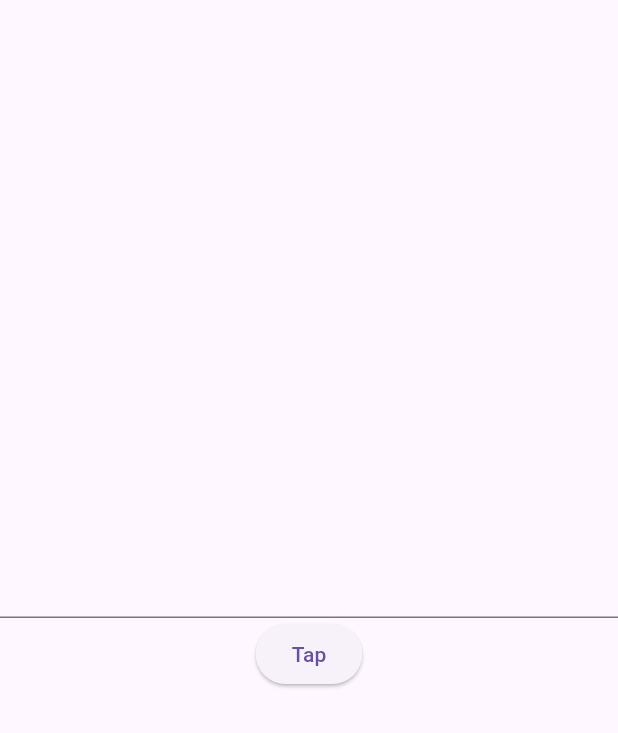
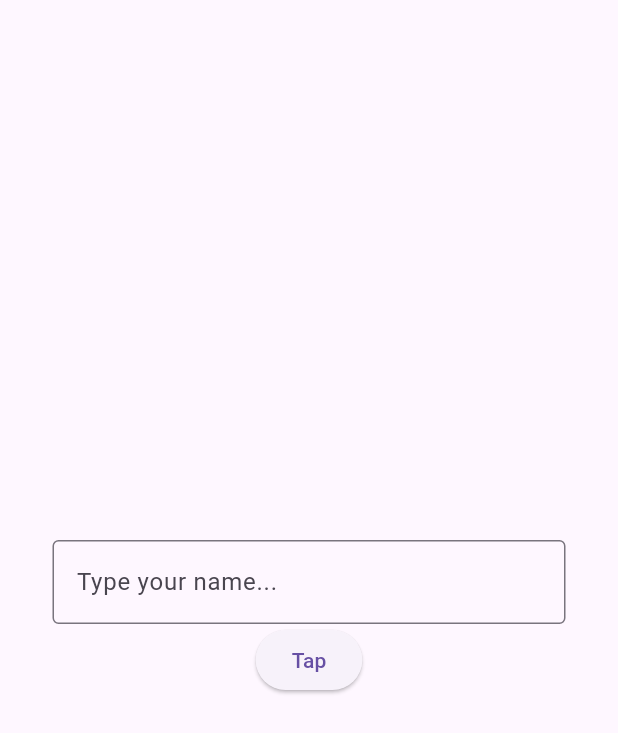
Before and after one commit to Firuz43/fluttertodo, a Flutter app: the screen it shows after launch, on a phone screen of 412 x 824 dp. Shown: the top 733 px of the screen. Run offline on Flutter 3.47's test engine with Material 3 defaults, Android fonts, the phone set to English and light mode, and no system bars.

Commit message:
changes to input form

```diff
--- a/lib/pages/todo_page.dart
+++ b/lib/pages/todo_page.dart
@@ -22,11 +22,17 @@ class _ToDoPageState extends State<ToDoPage> {
   Widget build(BuildContext context) {
     return Scaffold(
       body: Center(
+        child: Padding(
+          padding: const EdgeInsets.all(35.0),
           child: Column(
             mainAxisAlignment: MainAxisAlignment.center,
             children: [
               TextField(
                 controller: myController,
+                decoration: InputDecoration(
+                  border: OutlineInputBorder(),
+                  hintText: "Type your name...",
+                  ),
               ),
 
               //button
@@ -34,6 +40,7 @@ class _ToDoPageState extends State<ToDoPage> {
             ],
           ),
         ),
+      ),
     );
   }
 }
```
Lines whose indentation alone changed are shown as unchanged.
